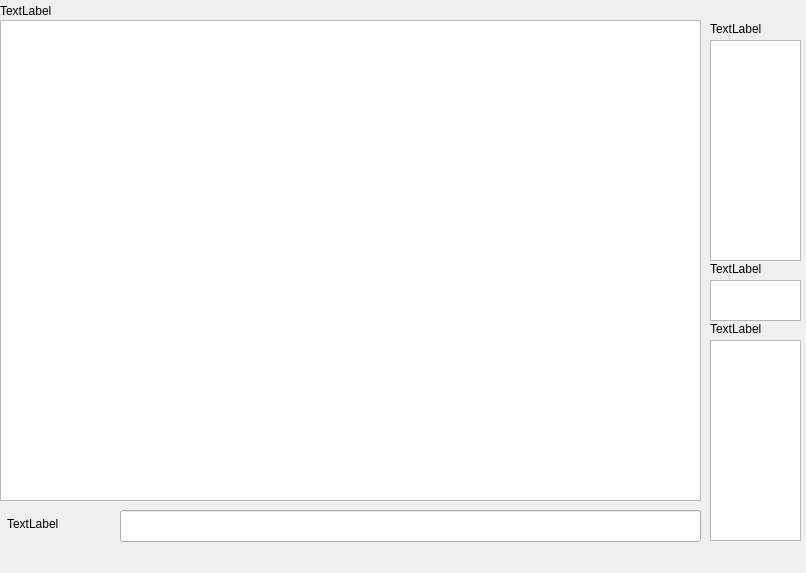
Old version of the form ! Design Files/rude_gui.ui in the repository ShrugShoulders/RudeChat.
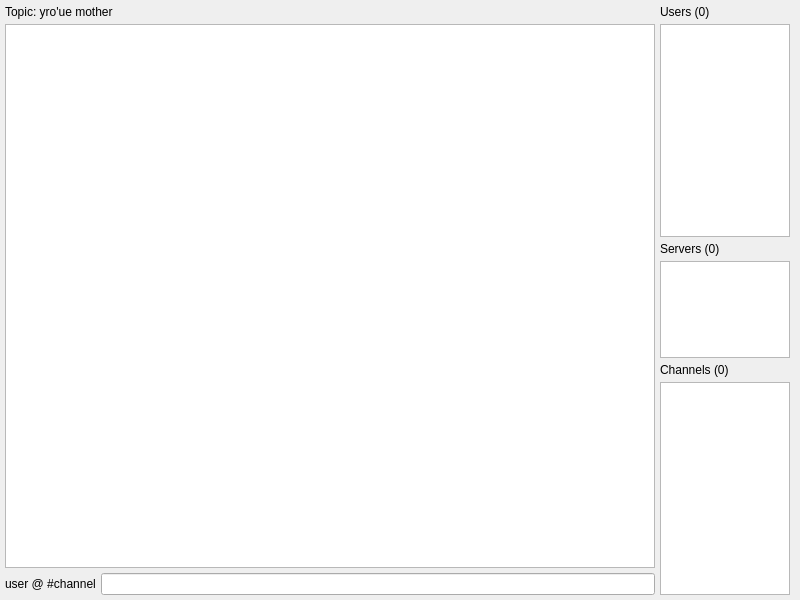
New version of the form.

```diff
--- a/! Design Files/rude_gui.ui
+++ b/! Design Files/rude_gui.ui
@@ -6,163 +6,217 @@
    <rect>
     <x>0</x>
     <y>0</y>
-    <width>806</width>
-    <height>573</height>
+    <width>800</width>
+    <height>600</height>
    </rect>
   </property>
+  <property name="sizePolicy">
+   <sizepolicy hsizetype="Maximum" vsizetype="Maximum">
+    <horstretch>0</horstretch>
+    <verstretch>0</verstretch>
+   </sizepolicy>
+  </property>
+  <property name="minimumSize">
+   <size>
+    <width>0</width>
+    <height>0</height>
+   </size>
+  </property>
   <property name="windowTitle">
    <string>MainWindow</string>
   </property>
   <widget class="QWidget" name="centralwidget">
-   <widget class="QListWidget" name="user_list">
-    <property name="geometry">
-     <rect>
-      <x>710</x>
-      <y>40</y>
-      <width>91</width>
-      <height>221</height>
-     </rect>
+   <property name="sizePolicy">
+    <sizepolicy hsizetype="Maximum" vsizetype="Maximum">
+     <horstretch>0</horstretch>
+     <verstretch>0</verstretch>
+    </sizepolicy>
+   </property>
+   <property name="minimumSize">
+    <size>
+     <width>0</width>
+     <height>0</height>
+    </size>
+   </property>
+   <layout class="QHBoxLayout" name="horizontalLayout" stretch="5,1">
+    <property name="spacing">
+     <number>5</number>
     </property>
-    <property name="mouseTracking">
-     <bool>true</bool>
+    <property name="leftMargin">
+     <number>5</number>
     </property>
-    <property name="autoFillBackground">
-     <bool>true</bool>
+    <property name="topMargin">
+     <number>5</number>
     </property>
-    <property name="editTriggers">
-     <set>QAbstractItemView::EditTrigger::NoEditTriggers</set>
+    <property name="rightMargin">
+     <number>10</number>
     </property>
-    <property name="resizeMode">
-     <enum>QListView::ResizeMode::Adjust</enum>
+    <property name="bottomMargin">
+     <number>5</number>
     </property>
-    <property name="itemAlignment">
-     <set>Qt::AlignmentFlag::AlignLeading</set>
-    </property>
-   </widget>
-   <widget class="QListWidget" name="server_list">
-    <property name="geometry">
-     <rect>
-      <x>710</x>
-      <y>280</y>
-      <width>91</width>
-      <height>41</height>
-     </rect>
-    </property>
-   </widget>
-   <widget class="QListWidget" name="channel_list">
-    <property name="geometry">
-     <rect>
-      <x>710</x>
-      <y>340</y>
-      <width>91</width>
-      <height>201</height>
-     </rect>
-    </property>
-    <property name="editTriggers">
-     <set>QAbstractItemView::EditTrigger::NoEditTriggers</set>
-    </property>
-    <property name="batchSize">
-     <number>250</number>
-    </property>
-    <property name="itemAlignment">
-     <set>Qt::AlignmentFlag::AlignLeading</set>
-    </property>
-   </widget>
-   <widget class="QLabel" name="user_chan_display">
-    <property name="geometry">
-     <rect>
-      <x>7</x>
-      <y>508</y>
-      <width>101</width>
-      <height>31</height>
-     </rect>
-    </property>
-    <property name="text">
-     <string>TextLabel</string>
-    </property>
-   </widget>
-   <widget class="QLabel" name="server_label">
-    <property name="geometry">
-     <rect>
-      <x>710</x>
-      <y>260</y>
-      <width>81</width>
-      <height>18</height>
-     </rect>
-    </property>
-    <property name="text">
-     <string>TextLabel</string>
-    </property>
-   </widget>
-   <widget class="QLabel" name="channel_label">
-    <property name="geometry">
-     <rect>
-      <x>710</x>
-      <y>320</y>
-      <width>81</width>
-      <height>18</height>
-     </rect>
-    </property>
-    <property name="text">
-     <string>TextLabel</string>
-    </property>
-   </widget>
-   <widget class="QLabel" name="user_label">
-    <property name="geometry">
-     <rect>
-      <x>710</x>
-      <y>20</y>
-      <width>81</width>
-      <height>18</height>
-     </rect>
-    </property>
-    <property name="text">
-     <string>TextLabel</string>
-    </property>
-   </widget>
-   <widget class="QLabel" name="topic_label">
-    <property name="geometry">
-     <rect>
-      <x>0</x>
-      <y>0</y>
-      <width>791</width>
-      <height>21</height>
-     </rect>
-    </property>
-    <property name="text">
-     <string>TextLabel</string>
-    </property>
-   </widget>
-   <widget class="QLineEdit" name="input_text">
-    <property name="geometry">
-     <rect>
-      <x>120</x>
-      <y>510</y>
-      <width>581</width>
-      <height>32</height>
-     </rect>
-    </property>
-   </widget>
-   <widget class="QTextBrowser" name="display_text">
-    <property name="geometry">
-     <rect>
-      <x>0</x>
-      <y>20</y>
-      <width>701</width>
-      <height>481</height>
-     </rect>
-    </property>
-   </widget>
-  </widget>
-  <widget class="QMenuBar" name="menubar">
-   <property name="geometry">
-    <rect>
-     <x>0</x>
-     <y>0</y>
-     <width>806</width>
-     <height>30</height>
-    </rect>
-   </property>
+    <item>
+     <layout class="QVBoxLayout" name="content">
+      <property name="spacing">
+       <number>5</number>
+      </property>
+      <item>
+       <layout class="QVBoxLayout" name="chat_area">
+        <property name="spacing">
+         <number>5</number>
+        </property>
+        <item>
+         <widget class="QLabel" name="topic_label">
+          <property name="sizePolicy">
+           <sizepolicy hsizetype="Expanding" vsizetype="Preferred">
+            <horstretch>0</horstretch>
+            <verstretch>0</verstretch>
+           </sizepolicy>
+          </property>
+          <property name="text">
+           <string>Topic: yro'ue mother</string>
+          </property>
+         </widget>
+        </item>
+        <item>
+         <widget class="QTextBrowser" name="display_text"/>
+        </item>
+       </layout>
+      </item>
+      <item>
+       <layout class="QHBoxLayout" name="text_input">
+        <property name="spacing">
+         <number>5</number>
+        </property>
+        <item>
+         <widget class="QLabel" name="user_chan_display">
+          <property name="sizePolicy">
+           <sizepolicy hsizetype="Preferred" vsizetype="Preferred">
+            <horstretch>0</horstretch>
+            <verstretch>0</verstretch>
+           </sizepolicy>
+          </property>
+          <property name="text">
+           <string>user @ #channel</string>
+          </property>
+         </widget>
+        </item>
+        <item>
+         <widget class="QLineEdit" name="input_field">
+          <property name="sizePolicy">
+           <sizepolicy hsizetype="Expanding" vsizetype="Preferred">
+            <horstretch>0</horstretch>
+            <verstretch>0</verstretch>
+           </sizepolicy>
+          </property>
+         </widget>
+        </item>
+       </layout>
+      </item>
+     </layout>
+    </item>
+    <item>
+     <layout class="QVBoxLayout" name="sidebar" stretch="2,1,2">
+      <property name="spacing">
+       <number>5</number>
+      </property>
+      <item>
+       <layout class="QVBoxLayout" name="users_selector">
+        <property name="spacing">
+         <number>5</number>
+        </property>
+        <item>
+         <widget class="QLabel" name="user_label">
+          <property name="sizePolicy">
+           <sizepolicy hsizetype="Expanding" vsizetype="Preferred">
+            <horstretch>0</horstretch>
+            <verstretch>0</verstretch>
+           </sizepolicy>
+          </property>
+          <property name="text">
+           <string>Users (0)</string>
+          </property>
+         </widget>
+        </item>
+        <item>
+         <widget class="QListWidget" name="user_list">
+          <property name="mouseTracking">
+           <bool>true</bool>
+          </property>
+          <property name="autoFillBackground">
+           <bool>true</bool>
+          </property>
+          <property name="editTriggers">
+           <set>QAbstractItemView::EditTrigger::NoEditTriggers</set>
+          </property>
+          <property name="resizeMode">
+           <enum>QListView::ResizeMode::Adjust</enum>
+          </property>
+          <property name="itemAlignment">
+           <set>Qt::AlignmentFlag::AlignLeading</set>
+          </property>
+         </widget>
+        </item>
+       </layout>
+      </item>
+      <item>
+       <layout class="QVBoxLayout" name="servers_selector">
+        <property name="spacing">
+         <number>5</number>
+        </property>
+        <item>
+         <widget class="QLabel" name="server_label">
+          <property name="sizePolicy">
+           <sizepolicy hsizetype="Expanding" vsizetype="Preferred">
+            <horstretch>0</horstretch>
+            <verstretch>0</verstretch>
+           </sizepolicy>
+          </property>
+          <property name="text">
+           <string>Servers (0)</string>
+          </property>
+         </widget>
+        </item>
+        <item>
+         <widget class="QListWidget" name="server_list"/>
+        </item>
+       </layout>
+      </item>
+      <item>
+       <layout class="QVBoxLayout" name="channels_selector">
+        <property name="spacing">
+         <number>5</number>
+        </property>
+        <item>
+         <widget class="QLabel" name="channel_label">
+          <property name="sizePolicy">
+           <sizepolicy hsizetype="Expanding" vsizetype="Preferred">
+            <horstretch>0</horstretch>
+            <verstretch>0</verstretch>
+           </sizepolicy>
+          </property>
+          <property name="text">
+           <string>Channels (0)</string>
+          </property>
+         </widget>
+        </item>
+        <item>
+         <widget class="QListWidget" name="channel_list">
+          <property name="editTriggers">
+           <set>QAbstractItemView::EditTrigger::NoEditTriggers</set>
+          </property>
+          <property name="batchSize">
+           <number>250</number>
+          </property>
+          <property name="itemAlignment">
+           <set>Qt::AlignmentFlag::AlignLeading</set>
+          </property>
+         </widget>
+        </item>
+       </layout>
+      </item>
+     </layout>
+    </item>
+   </layout>
   </widget>
  </widget>
  <resources/>
```
Left out of the diff: 2 changed lines with no effect on the pictures.
